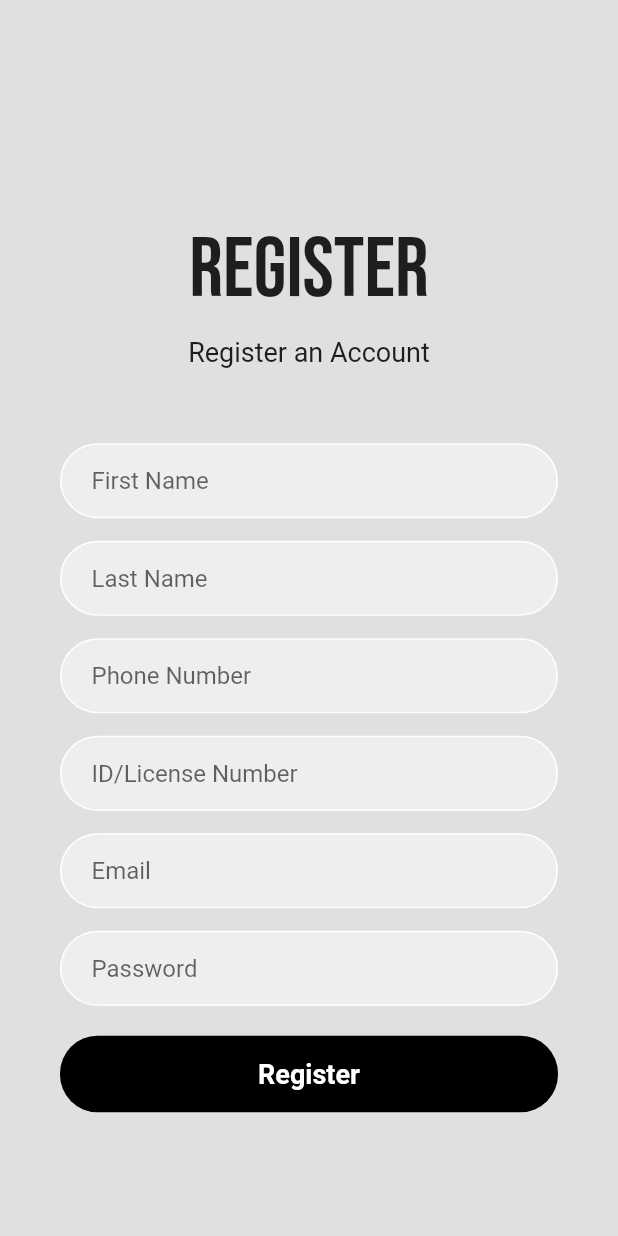
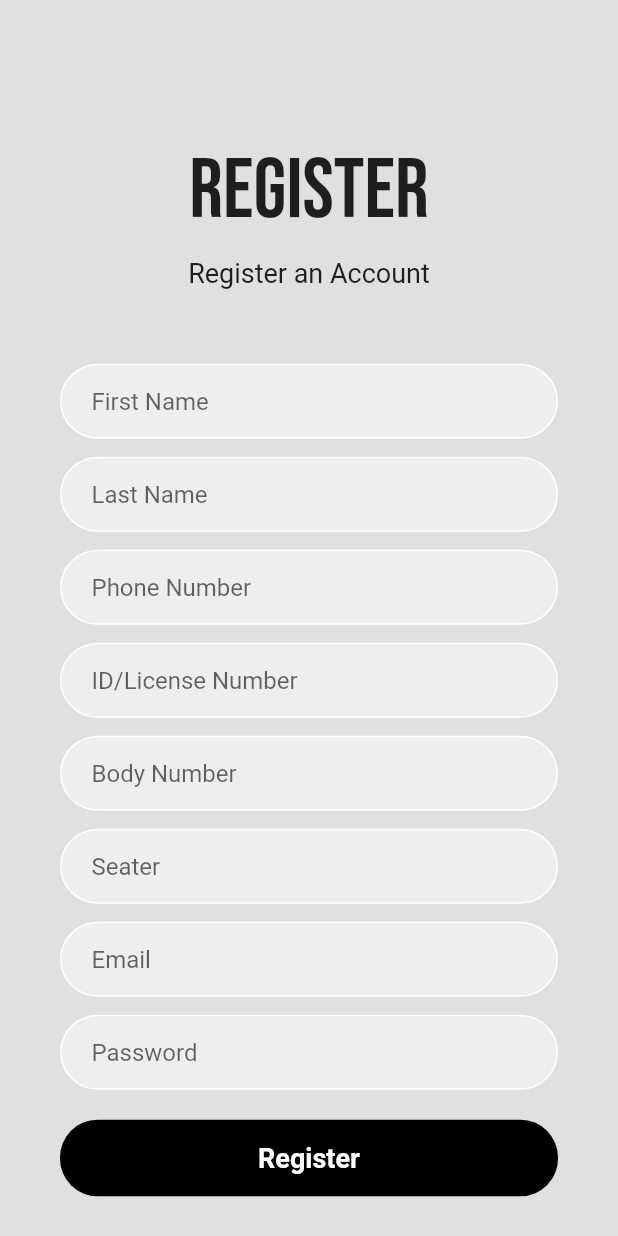
Before and after one commit to developerrowi/take-taxi-driver, a Flutter app: the Register screen opened by its route, on a phone screen of 412 x 824 dp. Run offline on Flutter 3.47's test engine with Material 2 defaults, Android fonts, the phone set to English and light mode, and no system bars; our stand-ins replace firebase_auth, firebase_core, flutter_map, fluttertoast, font_awesome_flutter, geolocator and 4 more; missing offline and left inert: flutter_facebook_auth, google_polyline_algorithm; accounts and stored records are empty; statements that could not run were skipped.

Commit message:
Update booking

```diff
--- a/lib/models/driver.dart
+++ b/lib/models/driver.dart
@@ -1,4 +1,5 @@
 class Driver {
+  final String driver_id;
   final String Email;
   final String Phone;
   final String license_number;
@@ -6,8 +7,8 @@ class Driver {
   final String last_name;
   final String last_sign_in;
 
-  Driver(this.Email, this.Phone, this.license_number, this.first_name,
-      this.last_name, this.last_sign_in);
+  Driver(this.driver_id, this.Email, this.Phone, this.license_number,
+      this.first_name, this.last_name, this.last_sign_in);
 
   // NOTE: implementing functionality here in the next step!
 }
--- a/lib/pages/register.dart
+++ b/lib/pages/register.dart
@@ -21,6 +21,8 @@ class _RegisterState extends State<Register> {
   TextEditingController phoneNumber = new TextEditingController();
   TextEditingController licenseNumber = new TextEditingController();
   TextEditingController emailController = new TextEditingController();
+  TextEditingController bodyNumber = new TextEditingController();
+  TextEditingController seater = new TextEditingController();
 
   TextEditingController password = new TextEditingController();
   var supabase = SupabaseAuthService();
@@ -71,7 +73,7 @@ class _RegisterState extends State<Register> {
             ),
 
             //Last Name textfield
-            const SizedBox(height: 15),
+            const SizedBox(height: 12),
 
             Padding(
               padding: const EdgeInsets.symmetric(horizontal: 40.0),
@@ -93,7 +95,7 @@ class _RegisterState extends State<Register> {
             ),
 
             //Phone Number textfield
-            const SizedBox(height: 15),
+            const SizedBox(height: 12),
             Padding(
               padding: const EdgeInsets.symmetric(horizontal: 40.0),
               child: Container(
@@ -114,7 +116,7 @@ class _RegisterState extends State<Register> {
             ),
 
             //License textfield
-            const SizedBox(height: 15),
+            const SizedBox(height: 12),
             Padding(
               padding: const EdgeInsets.symmetric(horizontal: 40.0),
               child: Container(
@@ -134,8 +136,51 @@ class _RegisterState extends State<Register> {
               ),
             ),
 
+            //License textfield
+            const SizedBox(height: 12),
+            Padding(
+              padding: const EdgeInsets.symmetric(horizontal: 40.0),
+              child: Container(
+                decoration: BoxDecoration(
+                    color: Colors.grey[200],
+                    border: Border.all(color: Colors.white),
+                    borderRadius: BorderRadius.circular(25)),
+                child: Padding(
+                  padding: EdgeInsets.only(left: 20.0),
+                  child: TextField(
+                      controller: bodyNumber,
+                      decoration: InputDecoration(
+                        border: InputBorder.none,
+                        hintText: 'Body Number',
+                      )),
+                ),
+              ),
+            ),
+
+            //License textfield
+            const SizedBox(height: 12),
+            Padding(
+              padding: const EdgeInsets.symmetric(horizontal: 40.0),
+              child: Container(
+                decoration: BoxDecoration(
+                    color: Colors.grey[200],
+                    border: Border.all(color: Colors.white),
+                    borderRadius: BorderRadius.circular(25)),
+                child: Padding(
+                  padding: EdgeInsets.only(left: 20.0),
+                  child: TextField(
+                      controller: seater,
+                      keyboardType: TextInputType.number,
+                      decoration: InputDecoration(
+                        border: InputBorder.none,
+                        hintText: 'Seater',
+                      )),
+                ),
+              ),
+            ),
+
             //Username Email textfield
-            const SizedBox(height: 15),
+            const SizedBox(height: 12),
             Padding(
               padding: const EdgeInsets.symmetric(horizontal: 40.0),
               child: Container(
@@ -156,7 +201,7 @@ class _RegisterState extends State<Register> {
             ),
 
             //password textfields
-            const SizedBox(height: 15),
+            const SizedBox(height: 12),
             Padding(
               padding: const EdgeInsets.symmetric(horizontal: 40.0),
               child: Container(
@@ -187,7 +232,9 @@ class _RegisterState extends State<Register> {
                     this.firstName.text,
                     this.lastName.text,
                     this.phoneNumber.text,
-                    this.licenseNumber.text);
+                    this.licenseNumber.text,
+                    this.bodyNumber.text,
+                    int.parse(this.seater.text));
                 print('Register Supabase');
                 ToastMessage.showToastMessage();
                 Navigator.of(context).pushNamed('/email-login');
@@ -213,7 +260,7 @@ class _RegisterState extends State<Register> {
                 ),
               ),
             ),
-            const SizedBox(height: 15),
+            const SizedBox(height: 12),
           ]),
         ),
       ),
--- a/lib/services/auth.service.dart
+++ b/lib/services/auth.service.dart
@@ -13,7 +13,7 @@ class AuthService {
 
   bool _isLoggedIn = false;
   bool _isEmailVerified = false;
-  Driver _driverInstance = Driver('', '', '', '', '', '');
+  Driver _driverInstance = Driver('', '', '', '', '', '', '');
 
   bool get isLoggedIn => _isLoggedIn;
   bool get isEmailVerified => _isEmailVerified;
--- a/lib/supabase/auth-supabase.dart
+++ b/lib/supabase/auth-supabase.dart
@@ -25,6 +25,7 @@ class SupabaseAuthService {
   SupabaseAuthService._internal() {}
 
   Driver _currentUser = Driver(
+    '',
     '',
     '',
     '',
@@ -95,15 +96,22 @@ class SupabaseAuthService {
           data['first_name'] +
           data['last_name'] +
           '');
-      final currentDriver = Driver(email, '', data['license_number'],
-          data['first_name'], data['last_name'], '');
+      final currentDriver = Driver(data['id'], email, '',
+          data['license_number'], data['first_name'], data['last_name'], '');
       this.setUser(currentDriver);
       print(currentUser);
     } catch (e) {}
   }
 
-  emailRegisterToSupabase(String email, String password, String firstName,
-      String lastName, String phoneNumber, String licenseNumber) async {
+  emailRegisterToSupabase(
+      String email,
+      String password,
+      String firstName,
+      String lastName,
+      String phoneNumber,
+      String licenseNumber,
+      String bodyNumber,
+      int seater) async {
     try {
       final res = await supabase.auth.signUp(email, password);
       final updates = {
@@ -111,7 +119,9 @@ class SupabaseAuthService {
         'first_name': firstName,
         'last_name': lastName,
         'license_number': licenseNumber,
-        'phone_number': phoneNumber
+        'phone_number': phoneNumber,
+        'body_number': bodyNumber,
+        'seater': seater
       };
 
       final driverDetails =
@@ -125,8 +135,8 @@ class SupabaseAuthService {
       } else {
         print('Successfully Registered!');
 
-        Driver currentDriver =
-            Driver(email, phoneNumber, licenseNumber, firstName, lastName, '');
+        Driver currentDriver = Driver(
+            '', email, phoneNumber, licenseNumber, firstName, lastName, '');
 
         this.setUser(currentDriver);
       }
--- a/lib/widgets/home-card.dart
+++ b/lib/widgets/home-card.dart
@@ -1,12 +1,12 @@
 import 'package:flutter/material.dart';
 
 class HomeCard {
-  static Widget homeCard() {
-    return const Center(
+  static Widget homeCard(booking) {
+    return Center(
       child: Card(
         child: SizedBox(
           height: 100,
-          child: Center(child: Text('Customer Info Here')),
+          child: Center(child: Text(booking['passenger_email'])),
         ),
       ),
     );
```
Also changed, not shown: lib/models/booking.dart (added, +9 -0 lines), lib/pages/home.dart (+15 -7 lines), lib/supabase/booking.dart (added, +157 -0 lines).
